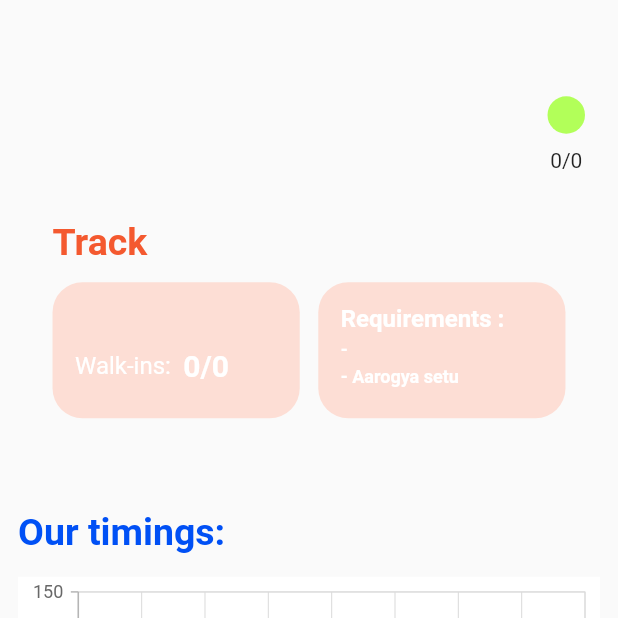
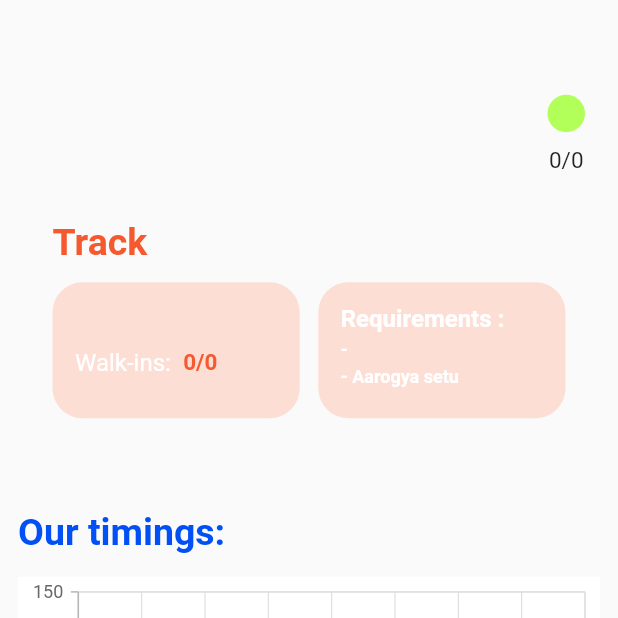
Before and after one commit to bitoffabyte/Winhacks, a Flutter app: the Dashboard screen opened directly, on a phone screen of 412 x 824 dp, the top half of it. Run offline on Flutter 3.47's test engine with Material 2 defaults, Android fonts, the phone set to English and light mode, and no system bars; our stand-ins replace cloud_firestore, firebase_auth, firebase_core, geolocator, google_maps_flutter, syncfusion_flutter_charts; accounts and stored records are empty.

Commit message:
Minor bug fixed✨

```diff
--- a/WINHACKS/lib/screens/DecideScreen.dart
+++ b/WINHACKS/lib/screens/DecideScreen.dart
@@ -150,7 +150,7 @@ class _DecideState extends State<Decide> {
                       if(present == true){
                         verify();
                       }
-                      else{
+                      if(present ==false){
                         Navigator.of(context)
                             .pushReplacement(MaterialPageRoute(builder: (context) => HomePage1()));
                       }
--- a/WINHACKS/lib/screens/dashboard.dart
+++ b/WINHACKS/lib/screens/dashboard.dart
@@ -136,7 +136,7 @@ class _DashboardState extends State<Dashboard> {
                           height: 10,
                         ),
                           Text(
-                            "${user_current_strength}/${user_total_strength}")
+                            "${user_current_strength}/${user_total_strength}",style: TextStyle(fontSize: 15),)
                       ],
                     )
                   ],
@@ -170,7 +170,7 @@ class _DashboardState extends State<Dashboard> {
                                 children: [
                                   Text("Walk-ins:",style: TextStyle(fontSize: 16,color: Colors.white),),
                                   SizedBox(width: MediaQuery.of(context).size.height*0.01,),
-                                  Text("${user_current_strength}/${user_total_strength}",style: TextStyle(fontWeight: FontWeight.bold,fontSize: 20,color: Colors.white),)
+                                  Text("${user_current_strength}/${user_total_strength}",style: TextStyle(fontWeight: FontWeight.bold,fontSize:15,color: color5),)
                                 ],
                               ),
                             ],
```
